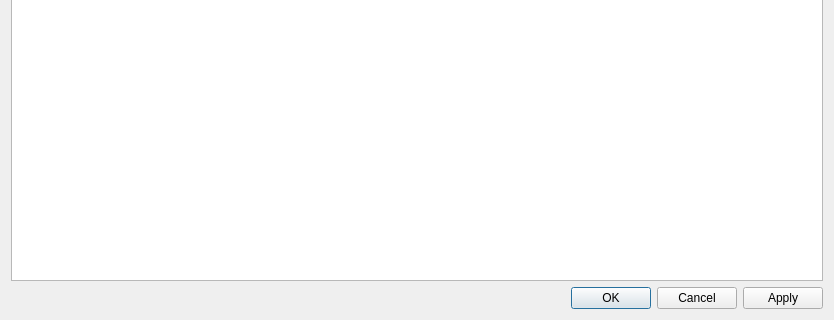
The window that src/ui/qgshandlebadlayersbase.ui (carsmie/QGIS) describes before a commit, drawn with Qt 5; both pictures show x 0 to 834 and y 185 to 505 of the 834 by 505 pixel window.
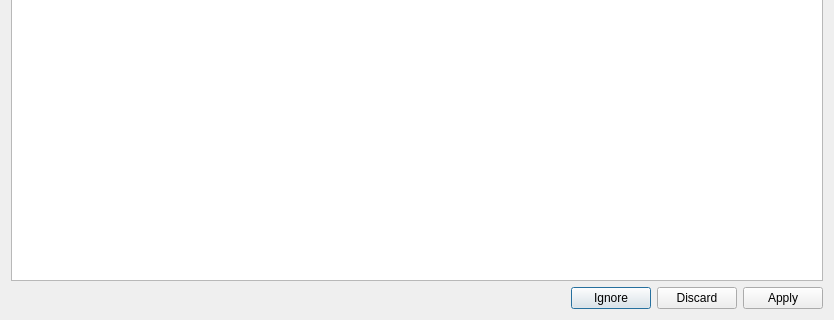
The same window after the commit.

Commit message: Renamed buttons for bad layers dialog

Diff of the .ui file:
```diff
--- a/src/ui/qgshandlebadlayersbase.ui
+++ b/src/ui/qgshandlebadlayersbase.ui
@@ -27,7 +27,7 @@
       <enum>Qt::Horizontal</enum>
      </property>
      <property name="standardButtons">
-      <set>QDialogButtonBox::Apply|QDialogButtonBox::Cancel|QDialogButtonBox::Ok</set>
+      <set>QDialogButtonBox::Apply|QDialogButtonBox::Discard|QDialogButtonBox::Ignore</set>
      </property>
     </widget>
    </item>
```
Left out of the diff: 35 changed lines with no effect on the pictures. The commit also changes 2 other files.
